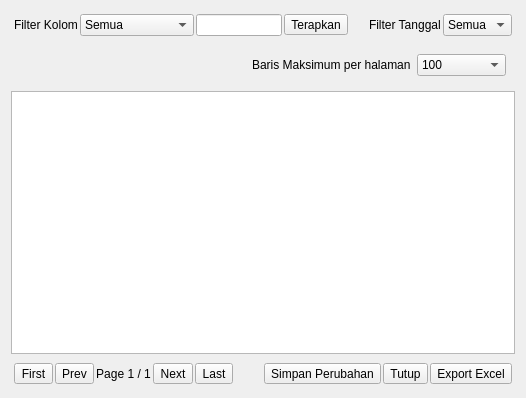
Before: the Qt Designer form src/ui/a3previewdatadialog.ui in AyahnaSyahid/A3PExporter, drawn with Qt 5.
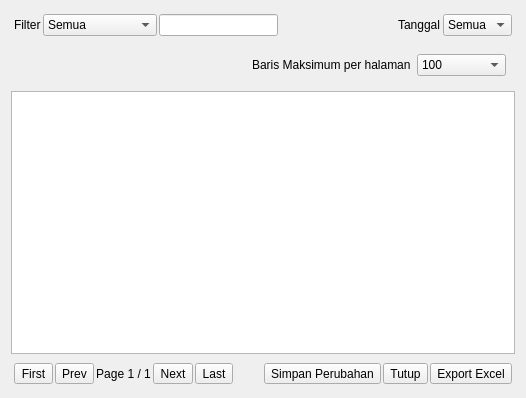
After: the same form once the commit is applied.

```diff
--- a/src/ui/a3previewdatadialog.ui
+++ b/src/ui/a3previewdatadialog.ui
@@ -35,7 +35,7 @@
       <item>
        <widget class="QLabel" name="label_2">
         <property name="text">
-         <string>Filter Kolom</string>
+         <string>Filter</string>
         </property>
        </widget>
       </item>
@@ -86,13 +86,6 @@
       <item>
        <widget class="QLineEdit" name="leKolomFilter"/>
       </item>
-      <item>
-       <widget class="QToolButton" name="tbKolomFilter">
-        <property name="text">
-         <string>Terapkan</string>
-        </property>
-       </widget>
-      </item>
       <item>
        <spacer name="horizontalSpacer_2">
         <property name="orientation">
@@ -109,7 +102,7 @@
       <item>
        <widget class="QLabel" name="label_3">
         <property name="text">
-         <string>Filter Tanggal</string>
+         <string>Tanggal</string>
         </property>
        </widget>
       </item>
```
Left out of the diff: 21 changed lines with no effect on the pictures.
